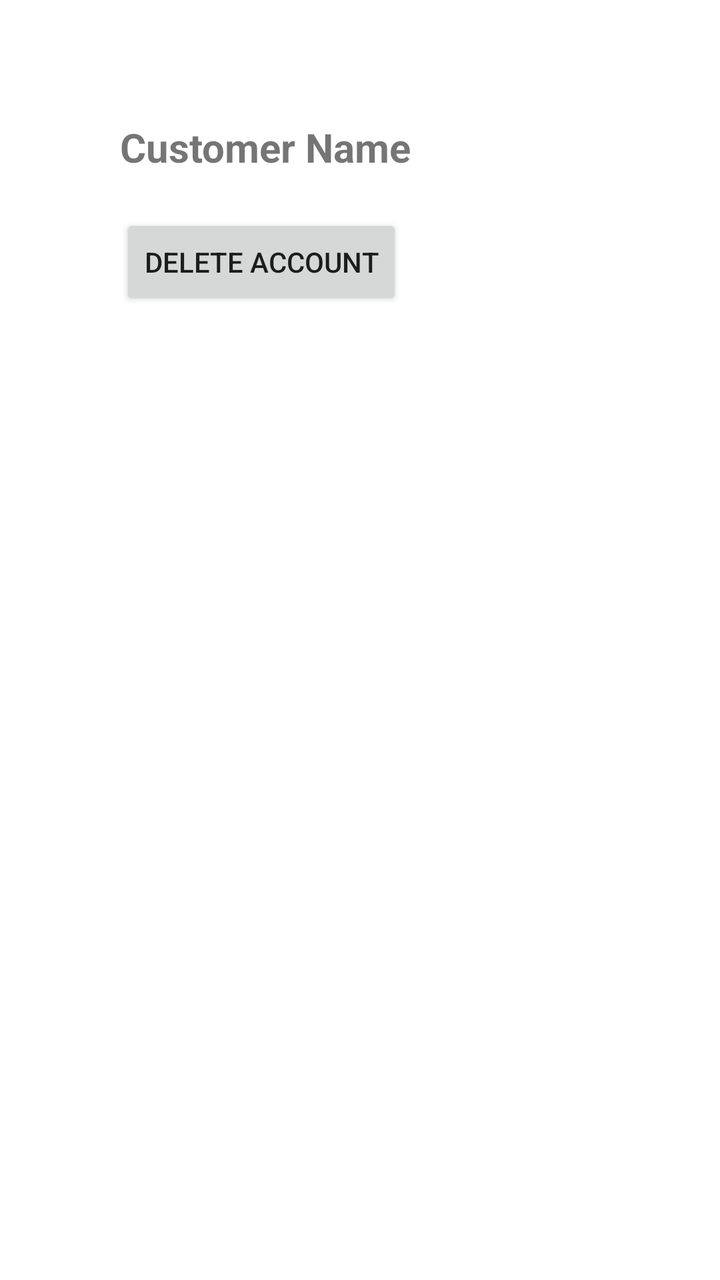
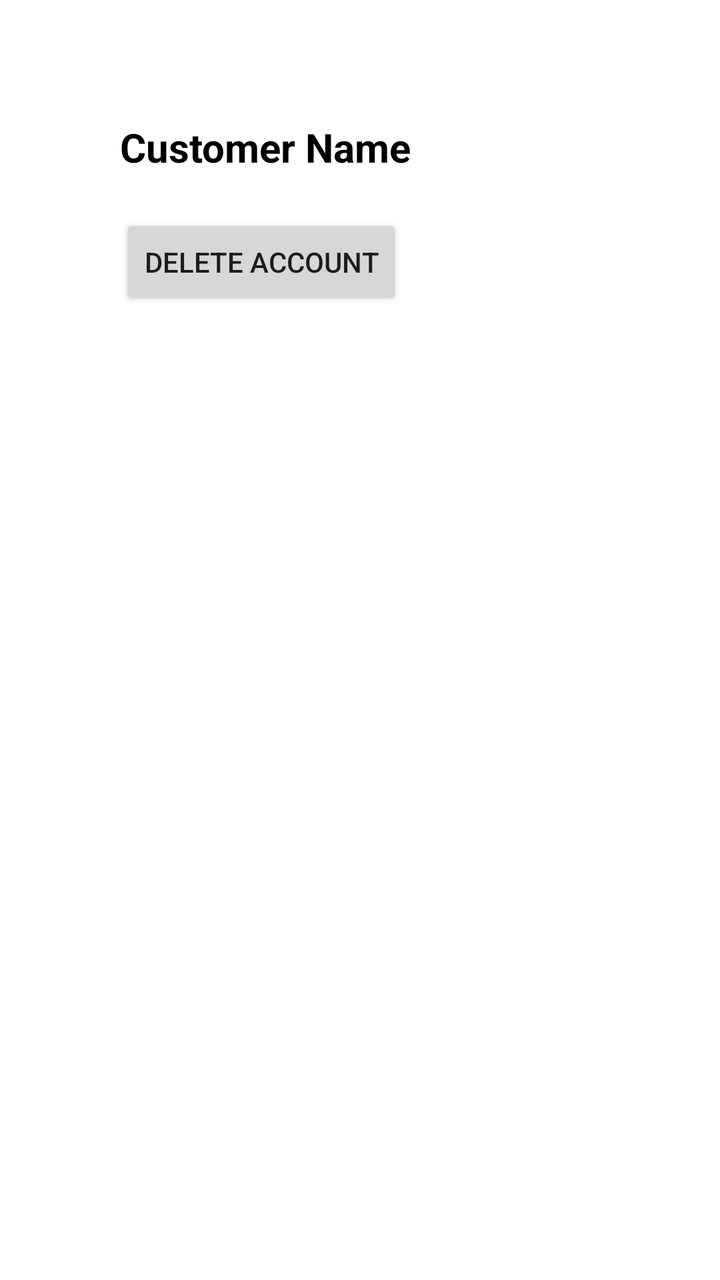

Compare the two renders of this Android layout. The source of the first and the diff that turns it into the second are given below.
<!-- AndroidManifest.xml: application theme Theme.PizzaMania -->
<!-- res/layout/activity_profile.xml -->
<LinearLayout xmlns:android="http://schemas.android.com/apk/res/android"
    android:layout_width="match_parent"
    android:layout_height="match_parent"
    android:orientation="vertical"
    android:padding="20dp">

    <TextView
        android:id="@+id/txtProfileName"
        android:layout_width="wrap_content"
        android:layout_height="wrap_content"
        android:layout_marginTop="40dp"
        android:layout_marginLeft="40dp"
        android:text="Customer Name"
        android:textSize="20sp"
        android:textStyle="bold" />

    <Button
        android:id="@+id/btnDeleteAccount"
        android:layout_width="wrap_content"
        android:layout_height="wrap_content"
        android:layout_marginTop="20dp"
        android:layout_marginLeft="40dp"
        android:text="Delete Account" />
</LinearLayout>
<!-- resources referenced by this layout -->
<resources>
  <style name="Theme.PizzaMania" parent="Theme.MaterialComponents.DayNight.NoActionBar">
          
          <item name="colorPrimary">@color/orange_500</item>
          <item name="colorPrimaryVariant">@color/orange_700</item>
          <item name="colorOnPrimary">@color/white</item>
  
          
          <item name="colorSecondary">@color/orange_200</item>
          <item name="colorSecondaryVariant">@color/orange_700</item>
          <item name="colorOnSecondary">@color/black</item>
  
          
          <item name="android:windowBackground">@color/white</item>
          <item name="android:statusBarColor">@color/orange_700</item>
      </style>
  <color name="orange_500">#FF9800</color>
  <color name="orange_700">#F57C00</color>
  <color name="white">#FFFFFF</color>
  <color name="orange_200">#FFCC80</color>
  <color name="black">#000000</color>
</resources>

<!-- the commit's change to res/layout/activity_profile.xml (unified diff, before → after) -->
@@ -12,7 +12,8 @@
         android:layout_marginLeft="40dp"
         android:text="Customer Name"
         android:textSize="20sp"
-        android:textStyle="bold" />
+        android:textStyle="bold"
+        android:textColor="@color/black"/>
 
     <Button
         android:id="@+id/btnDeleteAccount"
